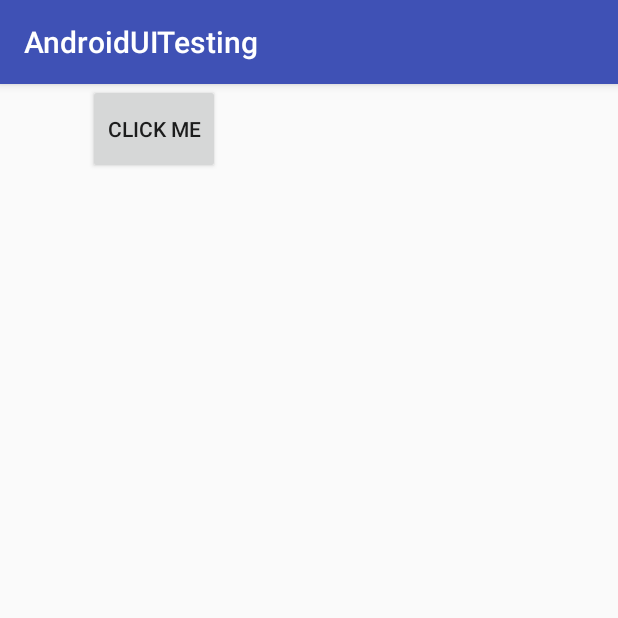
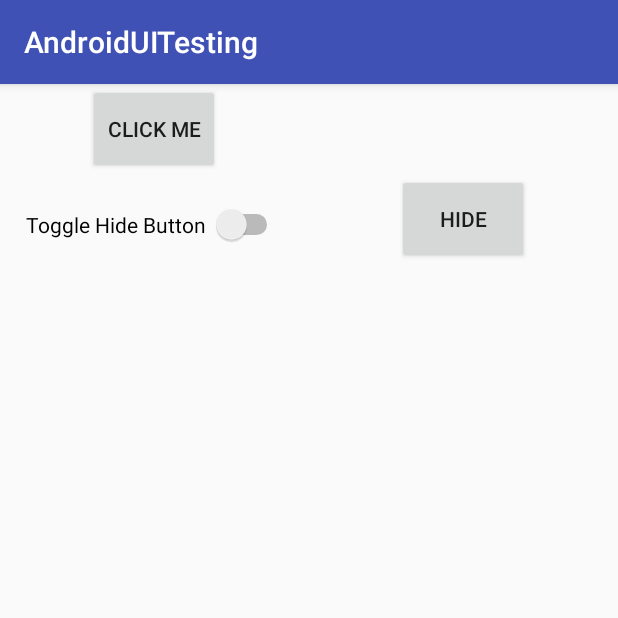
Before and after one commit to davidcrotty/AndroidUITesting, an Android app: the screen it shows after launch (MainActivity), on a phone screen of 412 x 824 dp, the top half of it. Run offline under Robolectric (Android 15) with nearby library versions, the phone set to English and light mode, and no system bars.

Commit message:
Adds test for toggling switch.

```diff
--- a/app/src/main/java/davidcrotty/androiduitesting/MainActivity.kt
+++ b/app/src/main/java/davidcrotty/androiduitesting/MainActivity.kt
@@ -2,6 +2,7 @@ package davidcrotty.androiduitesting
 
 import android.os.Bundle
 import android.support.v7.app.AppCompatActivity
+import android.view.View
 import kotlinx.android.synthetic.main.main_activity.*
 
 /**
@@ -16,5 +17,17 @@ class MainActivity : AppCompatActivity() {
         action_button.setOnClickListener({
             button_result_text.text = "Hello"
         })
+
+        visibility_button.setOnClickListener({
+            toggle_switch.isChecked = true
+        })
+
+        toggle_switch.setOnCheckedChangeListener { compoundButton, isChecked ->
+            if(isChecked) {
+                visibility_button.visibility = View.GONE
+            } else {
+                visibility_button.visibility = View.VISIBLE
+            }
+        }
     }
 }
--- a/app/src/main/res/layout/main_activity.xml
+++ b/app/src/main/res/layout/main_activity.xml
@@ -16,6 +16,14 @@
             android:layout_gravity="center"
             android:text="Click me"
             android:id="@+id/action_button" />
+
+        <Switch
+            android:layout_marginTop="20dp"
+            android:layout_gravity="center"
+            android:layout_width="wrap_content"
+            android:layout_height="wrap_content"
+            android:text="Toggle Hide Button "
+            android:id="@+id/toggle_switch" />
     </LinearLayout>
 
     <LinearLayout
@@ -31,6 +39,14 @@
             android:id="@+id/button_result_text"
             android:gravity="center"
             android:layout_gravity="center" />
+
+        <Button
+            android:layout_gravity="center"
+            android:layout_width="wrap_content"
+            android:layout_height="60dp"
+            android:text="Hide"
+            android:id="@+id/visibility_button" />
+
     </LinearLayout>
 
 </LinearLayout>
```
Also changed, not shown: 1 other file.
